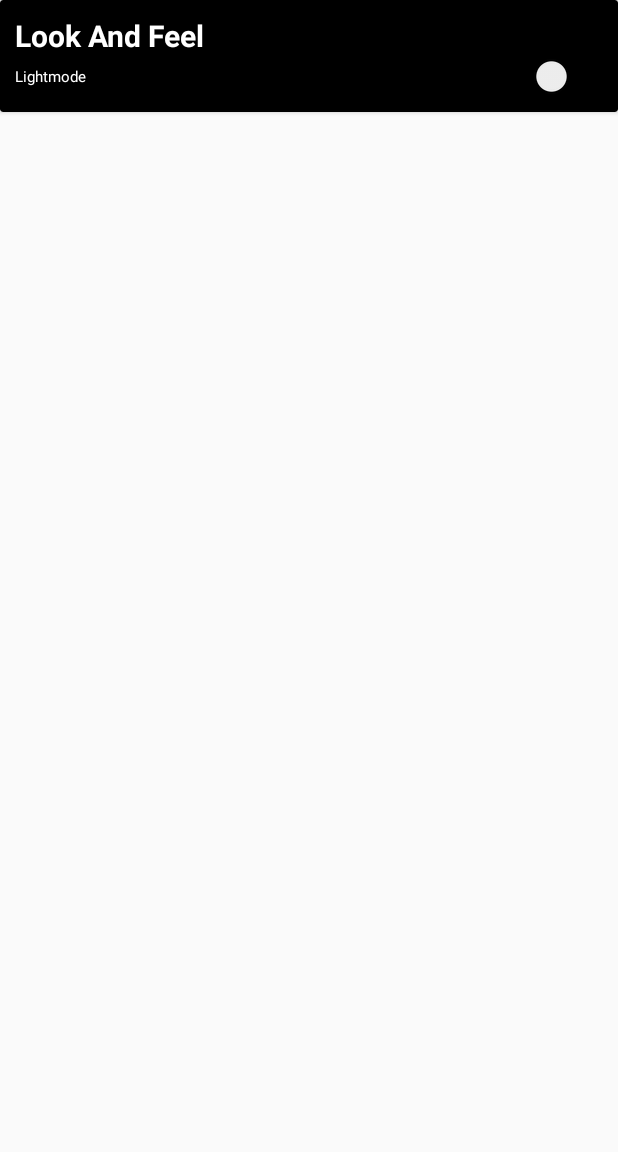
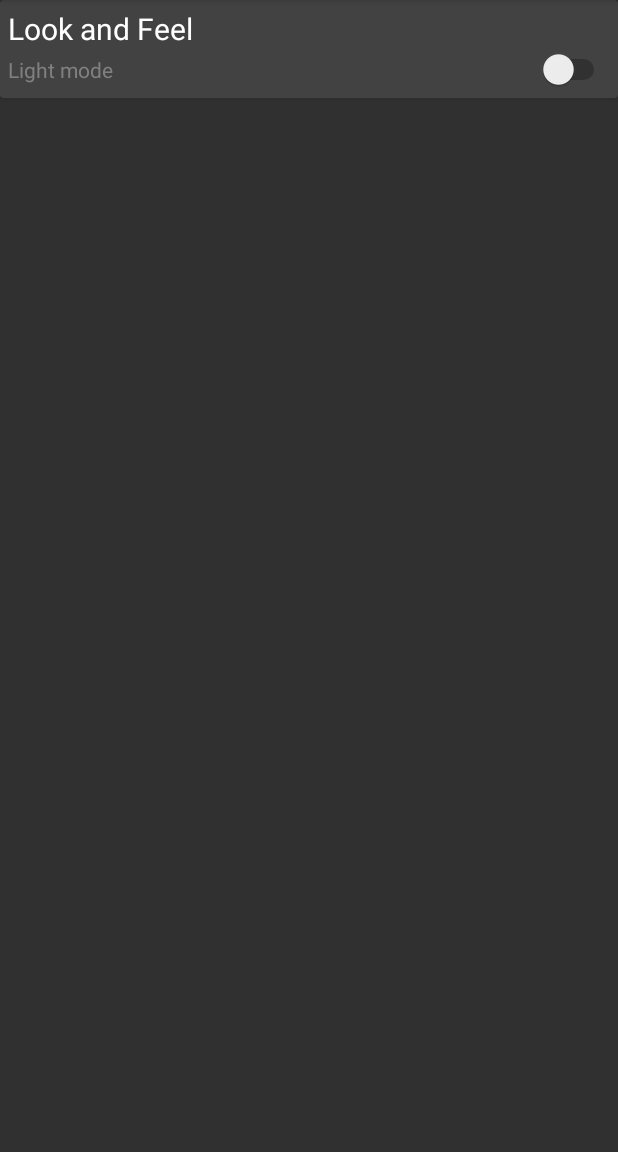
Before and after one commit to Manish068/My-calculator-master, an Android app: the settinglayout screen opened directly, with no data from a screen before it, on a phone screen of 412 x 824 dp, the part 84-1236 px from its top. Run offline under Robolectric (Android 15) with nearby library versions, the phone set to English and light mode, and no system bars.

Commit message:
dark to light theme

```diff
--- a/app/src/main/java/com/example/operator/settinglayout.java
+++ b/app/src/main/java/com/example/operator/settinglayout.java
@@ -1,13 +1,44 @@
 package com.example.operator;
 
+import android.content.Intent;
 import android.support.v7.app.AppCompatActivity;
 import android.os.Bundle;
+import android.support.v7.app.AppCompatDelegate;
+import android.widget.CompoundButton;
+import android.widget.Switch;
 
 public class settinglayout extends AppCompatActivity {
 
+    private Switch myswitch;
     @Override
     protected void onCreate(Bundle savedInstanceState) {
+        if(AppCompatDelegate.getDefaultNightMode()==AppCompatDelegate.MODE_NIGHT_YES){
+            setTheme(R.style.LightTheme);
+        }
+        else setTheme(R.style.DarkTheme);
         super.onCreate(savedInstanceState);
         setContentView(R.layout.settinglayout);
+        myswitch=(Switch)findViewById(R.id.myswitch);
+        if(AppCompatDelegate.getDefaultNightMode()==AppCompatDelegate.MODE_NIGHT_YES){
+            myswitch.setChecked(true);
+        }
+        myswitch.setOnCheckedChangeListener(new CompoundButton.OnCheckedChangeListener() {
+            @Override
+            public void onCheckedChanged(CompoundButton buttonView, boolean isChecked) {
+                if(isChecked){
+                    AppCompatDelegate.setDefaultNightMode(AppCompatDelegate.MODE_NIGHT_YES);
+                    restartApp();
+                }
+                else{
+                    AppCompatDelegate.setDefaultNightMode(AppCompatDelegate.MODE_NIGHT_NO);
+                    restartApp();
+                }
+            }
+        });
+    }
+    public void restartApp(){
+        Intent i=new Intent(getApplicationContext(),settinglayout.class);
+        startActivity(i);
+        finish();
     }
 }
--- a/app/src/main/res/layout/settinglayout.xml
+++ b/app/src/main/res/layout/settinglayout.xml
@@ -5,7 +5,8 @@
     android:layout_width="match_parent"
     android:layout_height="match_parent"
     android:orientation="vertical"
-    tools:context=".settinglayout">
+    tools:context=".settinglayout"
+    android:background="?attr/backgroundcolor">
     <android.support.v7.widget.CardView
         android:layout_width="match_parent"
         android:layout_height="wrap_content"
@@ -14,20 +15,19 @@
             android:layout_width="match_parent"
             android:layout_height="match_parent"
             android:orientation="vertical"
-            android:padding="10dp">
+            android:padding="5dp">
             <TextView
                 android:layout_width="wrap_content"
                 android:layout_height="wrap_content"
-                android:textStyle="bold"
                 android:textSize="20sp"
                 android:textColor="?attr/textcolor"
-                android:text="Look And Feel"/>
+                android:text="Look and Feel"/>
             <Switch
+                android:id="@+id/myswitch"
                 android:layout_width="match_parent"
                 android:layout_height="wrap_content"
-                android:text="Lightmode"
-                android:textSize="10sp"
-                android:textColor="?attr/textcolor"/>
+                android:text="Light mode"
+                android:textColor="?attr/ButtonTextColor"/>
 
         </LinearLayout>
     </android.support.v7.widget.CardView>
--- a/app/src/main/res/values/attrs.xml
+++ b/app/src/main/res/values/attrs.xml
@@ -6,5 +6,6 @@
         <attr name="textcolor" format="color"/>
         <attr name="tintcolor" format="color"/>
         <attr name="buttoncolor" format="color"/>
+        <attr name="ButtonTextColor" format="color"/>
     </declare-styleable>
 </resources>
--- a/app/src/main/res/values/styles.xml
+++ b/app/src/main/res/values/styles.xml
@@ -6,7 +6,9 @@
         <item name="colorPrimary">@color/colorPrimary</item>
         <item name="colorPrimaryDark">@color/colorPrimaryDark</item>
         <item name="colorAccent">@color/colorAccent</item>
-        <item name="cardbackground">#000000</item>
+        <item name="backgroundcolor">#303030</item>
+        <item name="cardbackground">#424242</item>
+        <item name="ButtonTextColor">#808080</item>
         <item name="textcolor">#ffffff</item>
     </style>
 
@@ -15,6 +17,10 @@
         <item name="colorPrimary">@color/colorPrimary</item>
         <item name="colorPrimaryDark">@color/colorPrimaryDark</item>
         <item name="colorAccent">@color/colorAccent</item>
+        <item name="backgroundcolor">#fcfcfc</item>
+        <item name="ButtonTextColor">#808080</item>
+        <item name="cardbackground">#ffffff</item>
+        <item name="textcolor">#000000</item>
     </style>
 
     <style name="DarkTheme.NoAcionBar">
```
